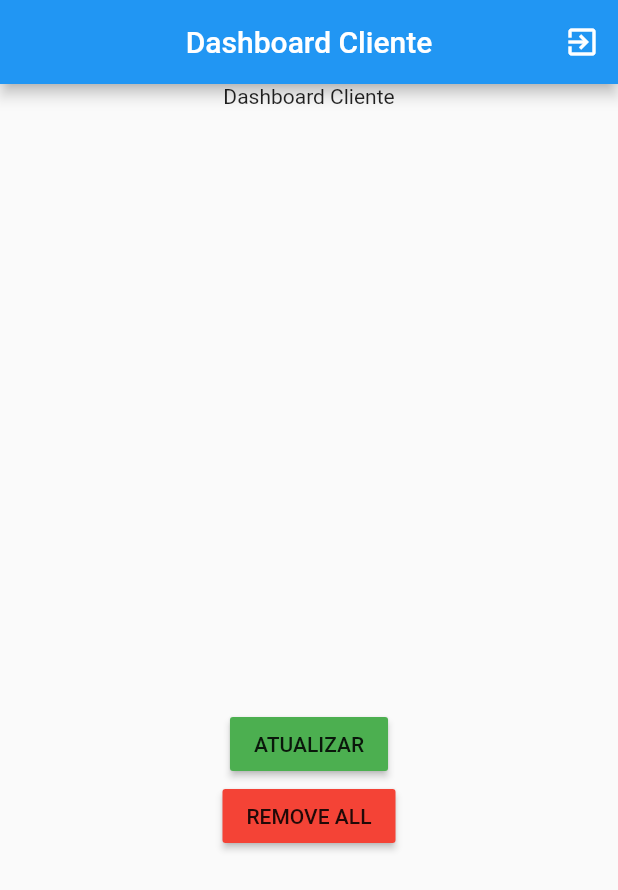
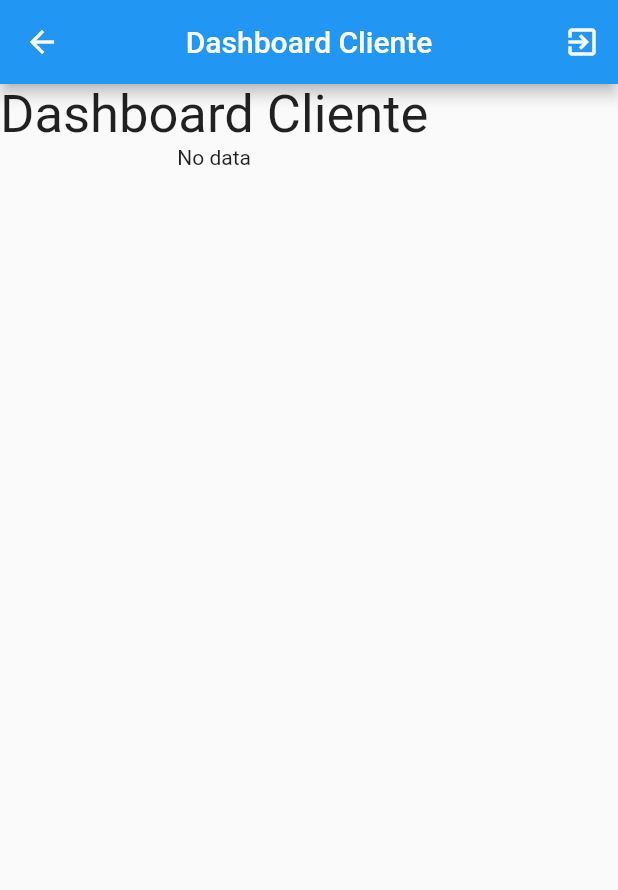
Before and after one commit to RFS-Junior/Theahert, a Flutter app: the ClientDashboard screen opened directly, on a phone screen of 412 x 824 dp. Shown: the top 890 px of the screen. Run offline on Flutter 3.47's test engine with Material 2 defaults, Android fonts, the phone set to English and light mode, and no system bars; our stand-ins replace firebase_auth, firebase_core, get_it, sqflite; missing offline and left inert: dorm_annotations, dorm_firebase_database, flutter_form_bloc; accounts and stored records are empty.

Commit message:
implementando sqlite pre carregado no asset

```diff
--- a/lib/screens/dashboard.dart
+++ b/lib/screens/dashboard.dart
@@ -25,7 +25,10 @@
         child: SingleChildScrollView(
           child: Column(
             children: [
-              const Text("Dashboard Cliente"),
+              const Text(
+                "Dashboard Cliente",
+                style: TextStyle(fontSize: 35),
+              ),
               FutureBuilder<List<UserTheahert>?>(
                   future: const SQLiteDatabase().selectUsers(),
                   builder: (context, snapshot) {
@@ -39,34 +42,32 @@
                             shrinkWrap: true,
                             itemCount: snapshot.data!.length,
                             itemBuilder: (context, index) {
-                              return Text(snapshot.data![index].email);
+                              return Padding(
+                                padding: const EdgeInsets.all(4.0),
+                                child: Card(
+                                  child: Column(
+                                    children: [
+                                      Center(
+                                          child: Text(
+                                              "Primeiro nome: ${snapshot.data![index].firstName}")),
+                                      Center(
+                                          child: Text(
+                                              "Último nome: ${snapshot.data![index].lastName}")),
+                                      Center(
+                                          child: Text(
+                                              "Email: ${snapshot.data![index].email}")),
+                                      Center(
+                                          child: Text(
+                                              "Número de Celular: ${snapshot.data![index].phoneNumber.toString()}")),
+                                    ],
+                                  ),
+                                ),
+                              );
                             }),
                       );
                     }
                     return const Text("No data");
                   }),
-              MaterialButton(
-                color: Colors.green,
-                onPressed: () async {
-                  Navigator.of(context).pushReplacement(MaterialPageRoute(
-                      builder: (context) => const ClientDashboard()));
-                },
-                child: const Text("ATUALIZAR"),
-              ),
-              MaterialButton(
-                color: Colors.red,
-                onPressed: () async {
-                  await const SQLiteDatabase().createUser(
-                      const UserTheahertData(
-                          firstName: "abc",
-                          lastName: "abc",
-                          email: "abc",
-                          phoneNumber: "abc",
-                          userType: "abc"));
-                  await const SQLiteDatabase().deleteUsers();
-                },
-                child: const Text("REMOVE ALL"),
-              ),
             ],
           ),
         ),
--- a/lib/services/sqlite.dart
+++ b/lib/services/sqlite.dart
@@ -1,4 +1,6 @@
 import 'dart:io' as io;
+import 'dart:io';
+import 'package:flutter/services.dart';
 import 'package:path/path.dart';
 import 'package:path_provider/path_provider.dart';
 import 'package:sqflite/sqflite.dart';
@@ -7,14 +9,27 @@
 class SQLiteDatabase {
   const SQLiteDatabase();
 
-  Future<Database> _getDatabase(String databaseName) async {
-    return await initDatabase(databaseName);
+  Future<Database> _getDatabase() async {
+    return await initDatabase();
   }
 
-  initDatabase(String databaseName) async {
+  initDatabase() async {
     io.Directory documentsDirectory = await getApplicationDocumentsDirectory();
-    String path = join(documentsDirectory.path, databaseName);
-    Database db = await openDatabase(path, version: 1, onCreate: _onCreate);
+    String path = join(documentsDirectory.path, "assets/database/users.db");
+
+    try {
+      await Directory(dirname(path)).create(recursive: true);
+    } catch (_) {}
+
+    ByteData data =
+        await rootBundle.load(join("assets", "database", "users.db"));
+
+    List<int> bytes =
+        data.buffer.asUint8List(data.offsetInBytes, data.lengthInBytes);
+
+    await File(path).writeAsBytes(bytes, flush: true);
+
+    Database db = await openDatabase(path, readOnly: true);
     return db;
   }
 
@@ -25,7 +40,7 @@
 
   Future<UserTheahert?> createUser(UserTheahertData data) async {
     try {
-      final Database db = await _getDatabase("theahert");
+      final Database db = await _getDatabase();
       final int id = await db.insert(
         "users",
         data.toJson(),
@@ -44,7 +59,7 @@
 
   Future<void> deleteUsers() async {
     try {
-      final Database db = await _getDatabase("theahert");
+      final Database db = await _getDatabase();
       await db.rawDelete("DELETE FROM users");
     } catch (ex) {
       print(ex);
@@ -54,7 +69,7 @@
 
   Future<void> deleteUserById(String id) async {
     try {
-      final Database db = await _getDatabase("theahert");
+      final Database db = await _getDatabase();
       await db.delete(
         "users",
         where: "id = ?",
@@ -68,7 +83,7 @@
 
   Future<List<UserTheahert>?> selectUsers() async {
     try {
-      final Database db = await _getDatabase("theahert");
+      final Database db = await _getDatabase();
       final List<Map<String, dynamic>> maps = await db.query("users");
 
       return List.generate(
--- a/pubspec.yaml
+++ b/pubspec.yaml
@@ -89,6 +89,9 @@
   # the material Icons class.
   uses-material-design: true
 
+  assets:
+    - assets/database/users.db
+
   # To add assets to your application, add an assets section, like this:
   # assets:
   #   - images/a_dot_burr.jpeg
```
Also changed, not shown: 1 other file.
